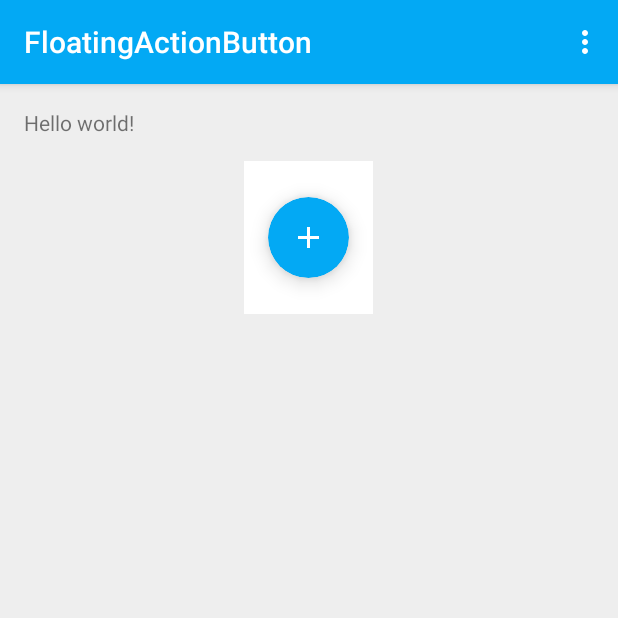
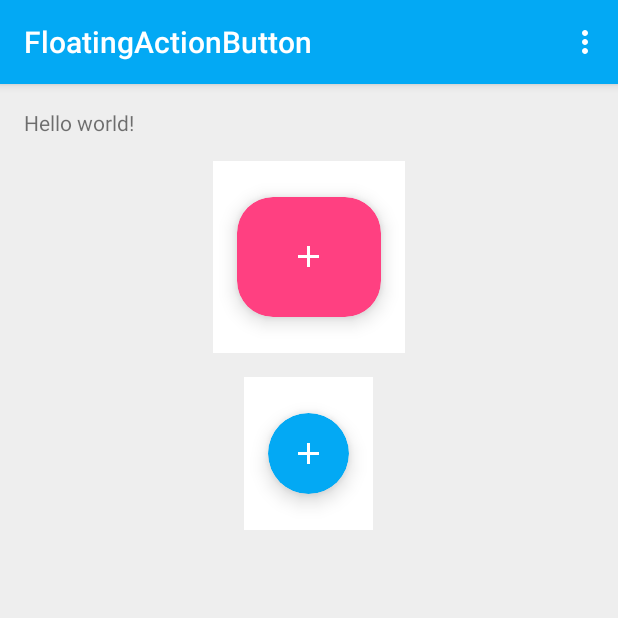
Before and after one commit to slaterama/FloatingActionButton, an Android app: the screen it shows after launch (MainActivity), on a phone screen of 412 x 824 dp, the top half of it. Run offline under Robolectric (Android 15) with nearby library versions, the phone set to English and light mode, and no system bars.

Commit message:
Preparing for shadow logic

```diff
--- a/app/src/main/java/com/google/floatingactionbutton/floatingactionbutton/RoundRectDrawableWithShadow.java
+++ b/app/src/main/java/com/google/floatingactionbutton/floatingactionbutton/RoundRectDrawableWithShadow.java
@@ -17,6 +17,7 @@ package com.google.floatingactionbutton.floatingactionbutton;
 
 import android.content.res.Resources;
 import android.graphics.Canvas;
+import android.graphics.Color;
 import android.graphics.ColorFilter;
 import android.graphics.LinearGradient;
 import android.graphics.Paint;
@@ -101,6 +102,10 @@ class RoundRectDrawableWithShadow extends Drawable {
 		mCornerRadius = radius;
 		mButtonBounds = new RectF();
 		mEdgeShadowPaint = new Paint(mCornerShadowPaint);
+
+		/* FAB */
+		mEdgeShadowPaint.setAlpha(64);
+		/* END FAB */
 	}
 
 	public void setAddPaddingForCorners(boolean addPaddingForCorners) {
@@ -202,7 +207,7 @@ class RoundRectDrawableWithShadow extends Drawable {
 		canvas.translate(0, mRawShadowSize / 2);
 		drawShadow(canvas);
 		canvas.translate(0, -mRawShadowSize / 2);
-//		sRoundRectHelper.drawRoundRect(canvas, mButtonBounds, mCornerRadius, mPaint);
+		sRoundRectHelper.drawRoundRect(canvas, mButtonBounds, mCornerRadius, mPaint);
 	}
 
 	private void drawShadow(Canvas canvas) {
--- a/app/src/main/res/layout/activity_main.xml
+++ b/app/src/main/res/layout/activity_main.xml
@@ -16,7 +16,6 @@
 		android:layout_width="wrap_content"
 		android:layout_height="wrap_content"/>
 
-	<!--
 	<FrameLayout
 		android:layout_width="wrap_content"
 		android:layout_height="wrap_content"
@@ -26,18 +25,17 @@
 
 		<com.google.floatingactionbutton.floatingactionbutton.FloatingActionButton
 			android:id="@+id/fab"
-			android:layout_width="@dimen/fab_size"
-			android:layout_height="@dimen/fab_size"
+			android:layout_width="128dp"
+			android:layout_height="128dp"
 			android:src="@drawable/ic_add_white_24dp"
 			app:fabElevation="@dimen/fab_elevation"
 			app:fabMaxElevation="@dimen/fab_max_elevation"
 			app:fabBackgroundColor="@color/color_accent"
 			app:fabPreventCornerOverlap="false"
-			app:fabCornerRadius="@dimen/fab_radius"
-			app:fabUseCompatPadding="false"/>
+			app:fabCornerRadius="24dp"
+			app:fabUseCompatPadding="true"/>
 
 	</FrameLayout>
-	-->
 
 	<FrameLayout
 		android:layout_width="wrap_content"
```
